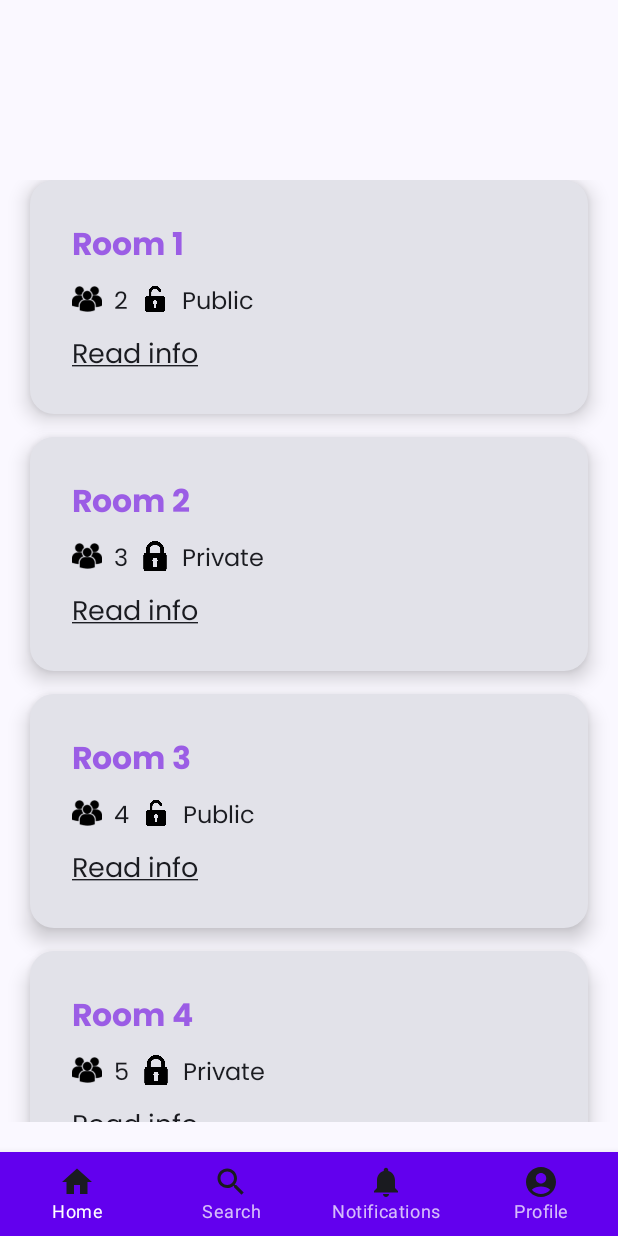
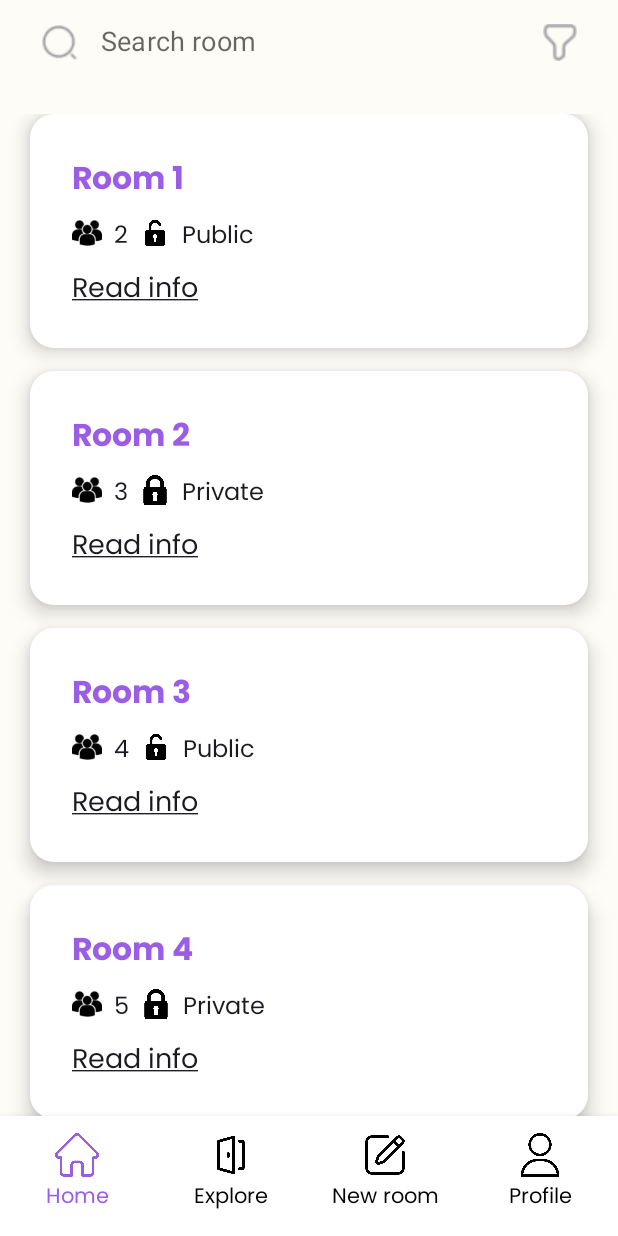
Before and after one commit to Ruslan794/HabiBoo, an Android app built with Jetpack Compose: the screen it shows after launch (MainActivity), after a tap on "Forgot Password?", on a phone screen of 412 x 824 dp. Run offline under Robolectric (Android 15) with nearby library versions, the phone set to English and light mode, and no system bars; our stand-ins replace Dagger/Hilt's generated code, livedata-compose; pictures from the network do not load.

Commit message:
HomeScreen Zwischenergebnis 3

```diff
--- a/app/src/main/java/com/example/habiboo/common/RoomCard.kt
+++ b/app/src/main/java/com/example/habiboo/common/RoomCard.kt
@@ -22,6 +22,7 @@ import androidx.compose.material3.Text
 import androidx.compose.runtime.Composable
 import androidx.compose.ui.Alignment
 import androidx.compose.ui.Modifier
+import androidx.compose.ui.graphics.Color
 import androidx.compose.ui.layout.ContentScale
 import androidx.compose.ui.platform.LocalContext
 import androidx.compose.ui.res.painterResource
@@ -44,6 +45,9 @@ fun RoomCard(room: Room, onRoomClick: (String) -> Unit) {
     Card(
         shape = RoundedCornerShape(16.dp),
         elevation = CardDefaults.cardElevation(defaultElevation = 8.dp),
+        colors = CardDefaults.cardColors(
+            containerColor = Color.White
+        ),
         modifier = Modifier
             .fillMaxWidth()
             .clickable { onRoomClick(room.id) }
@@ -55,7 +59,9 @@ fun RoomCard(room: Room, onRoomClick: (String) -> Unit) {
                 .fillMaxSize()
                 .padding(16.dp)
         ) {
-            Column(modifier = Modifier.fillMaxHeight().padding(12.dp)) {
+            Column(modifier = Modifier
+                .fillMaxHeight()
+                .padding(12.dp)) {
 
                 Text(
                     text = room.name,
@@ -118,7 +124,9 @@ fun RoomCard(room: Room, onRoomClick: (String) -> Unit) {
                     .crossfade(true)
                     .build(),
                 contentDescription = "Loaded Image",
-                modifier = Modifier.fillMaxSize().padding(end = 10.dp),
+                modifier = Modifier
+                    .fillMaxSize()
+                    .padding(end = 10.dp),
                 contentScale = ContentScale.FillHeight
             )
         }
--- /dev/null
+++ b/app/src/main/java/com/example/habiboo/common/SearchBar.kt
@@ -0,0 +1,72 @@
+package com.example.habiboo.common
+
+import androidx.compose.foundation.Image
+import androidx.compose.foundation.layout.fillMaxWidth
+import androidx.compose.foundation.layout.height
+import androidx.compose.foundation.layout.padding
+import androidx.compose.foundation.layout.width
+import androidx.compose.foundation.text.KeyboardActions
+import androidx.compose.foundation.text.KeyboardOptions
+import androidx.compose.material.OutlinedTextField
+import androidx.compose.material.Text
+import androidx.compose.material.TextFieldDefaults
+import androidx.compose.runtime.Composable
+import androidx.compose.ui.Modifier
+import androidx.compose.ui.graphics.Color
+import androidx.compose.ui.layout.ContentScale
+import androidx.compose.ui.res.painterResource
+import androidx.compose.ui.text.input.ImeAction
+import androidx.compose.ui.unit.dp
+import androidx.compose.ui.unit.sp
+import com.example.habiboo.R
+
+@Composable
+fun SearchBar() {
+    val iconSize = 35.dp
+    val colors = TextFieldDefaults.outlinedTextFieldColors(
+        textColor = Color.Black,
+        disabledTextColor = Color.Transparent,
+        backgroundColor = Color.Transparent,  // Set background to transparent
+        focusedBorderColor = Color.Transparent,
+        unfocusedBorderColor = Color.Transparent,
+        disabledBorderColor = Color.Transparent
+    )
+
+    OutlinedTextField(
+        value = "",
+        onValueChange = { },
+        leadingIcon = {
+            Image(
+                painter = painterResource(R.drawable.search_icon),
+                contentDescription = "Search icon",
+                modifier = Modifier
+                    .height(iconSize)
+                    .width(iconSize)
+                    .padding(5.dp),
+                contentScale = ContentScale.Fit,
+            )
+        },
+        trailingIcon = {
+            Image(
+                painter = painterResource(R.drawable.filter_icon),
+                contentDescription = "Filter icon",
+                modifier = Modifier
+                    .height(iconSize)
+                    .width(iconSize)
+                    .padding(5.dp),
+                contentScale = ContentScale.Fit,
+            )
+        },
+        placeholder = { Text("Search room", fontSize = 18.sp) },
+        singleLine = true,
+        colors = colors,
+        modifier = Modifier
+            .fillMaxWidth()
+            .height(56.dp)
+            .padding(horizontal = 15.dp),  // Adjust horizontal padding if necessary
+        keyboardOptions = KeyboardOptions.Default.copy(imeAction = ImeAction.Search),
+        keyboardActions = KeyboardActions(onSearch = {
+            // Define the action on search press
+        })
+    )
+}
--- a/app/src/main/java/com/example/habiboo/presentation/navigation/BottomNavigation.kt
+++ b/app/src/main/java/com/example/habiboo/presentation/navigation/BottomNavigation.kt
@@ -1,49 +1,88 @@
 package com.example.habiboo.presentation.navigation
 
+import androidx.compose.foundation.Image
+import androidx.compose.foundation.layout.Box
+import androidx.compose.foundation.layout.fillMaxSize
+import androidx.compose.foundation.layout.height
+import androidx.compose.foundation.layout.padding
+import androidx.compose.foundation.layout.width
 import androidx.compose.material.BottomNavigation
 import androidx.compose.material.BottomNavigationItem
 import androidx.compose.material.Text
-import androidx.compose.material.icons.Icons
-import androidx.compose.material.icons.filled.AccountCircle
-import androidx.compose.material.icons.filled.Home
-import androidx.compose.material.icons.filled.Notifications
-import androidx.compose.material.icons.filled.Search
-import androidx.compose.material3.Icon
-import androidx.compose.material3.NavigationBar
 import androidx.compose.runtime.Composable
-import androidx.compose.ui.graphics.vector.ImageVector
+import androidx.compose.runtime.getValue
+import androidx.compose.ui.Alignment
+import androidx.compose.ui.Modifier
+import androidx.compose.ui.graphics.Color
+import androidx.compose.ui.graphics.ColorFilter
+import androidx.compose.ui.layout.ContentScale
+import androidx.compose.ui.res.painterResource
+import androidx.compose.ui.unit.dp
+import androidx.compose.ui.unit.sp
 import androidx.navigation.NavController
 import androidx.navigation.compose.currentBackStackEntryAsState
+import com.example.habiboo.R
+import com.example.habiboo.presentation.theme.mainPurple
+import com.example.habiboo.presentation.theme.mainTextStyleMin
 
 
-data class NavigationItem(val route: String, val icon: ImageVector, val title: String)
+data class NavigationItem(val route: String, val icon: Int, val title: String)
 
 val items = listOf(
-    NavigationItem(NavDestination.Home.route, Icons.Filled.Home, "Home"),
-    NavigationItem("search", Icons.Filled.Search, "Search"),
-    NavigationItem("notifications", Icons.Filled.Notifications, "Notifications"),
-    NavigationItem("profile", Icons.Filled.AccountCircle, "Profile")
+    NavigationItem(NavDestination.Home.route, R.drawable.home_icon, "Home"),
+    NavigationItem("", R.drawable.comunity_icon, "Explore"),
+    NavigationItem("", R.drawable.new_room_icon, "New room"),
+    NavigationItem("", R.drawable.profile_icon, "Profile")
 )
 
 @Composable
 fun BottomNavigationBar(navController: NavController) {
-    BottomNavigation {
-        val navBackStackEntry = navController.currentBackStackEntryAsState()
-        val currentRoute = navBackStackEntry.value?.destination?.route
+
+    Box(modifier = Modifier.fillMaxSize(), contentAlignment = Alignment.BottomCenter) {
+
+        BottomNavigation(
+            backgroundColor = Color.White,
+            contentColor = Color.White,
+            modifier = Modifier.height(80.dp)
+        ) {
+            val navBackStackEntry by navController.currentBackStackEntryAsState()
+            val currentRoute = navBackStackEntry?.destination?.route
             items.forEach { item ->
                 BottomNavigationItem(
-                icon = { Icon(item.icon, contentDescription = null) },
-                label = { Text(item.title) },
+                    icon = {
+                        Image(
+                            painter = painterResource(item.icon),
+                            contentDescription = "Bottom navigation Image",
+                            modifier = Modifier
+                                .height(40.dp)
+                                .width(40.dp)
+                                .padding(5.dp),
+                            contentScale = ContentScale.Fit,
+                            colorFilter = if (currentRoute == item.route) ColorFilter.tint(
+                                mainPurple
+                            )
+                            else ColorFilter.tint(Color.Black)
+                        )
+                    },
+                    label = {
+                        Text(
+                            item.title,
+                            style = mainTextStyleMin,
+                            fontSize = 14.sp,
+                        )
+                    },
                     selected = currentRoute == item.route,
                     onClick = {
                         navController.navigate(item.route) {
-                        // Avoid multiple copies of the same destination
                             launchSingleTop = true
-                        // Restore state when revisiting a previously visited screen
                             restoreState = true
                         }
-                }
+                    },
+                    selectedContentColor = mainPurple,
+                    unselectedContentColor = Color.Black,
+                    modifier = Modifier.padding(vertical = 6.dp),
                 )
             }
         }
     }
+}
--- a/app/src/main/java/com/example/habiboo/presentation/screens/homescreen/HomeScreen.kt
+++ b/app/src/main/java/com/example/habiboo/presentation/screens/homescreen/HomeScreen.kt
@@ -1,11 +1,9 @@
 package com.example.habiboo.presentation.screens.homescreen
 
-import androidx.compose.foundation.Image
-import androidx.compose.foundation.clickable
+import androidx.compose.foundation.background
 import androidx.compose.foundation.layout.Arrangement
 import androidx.compose.foundation.layout.Box
 import androidx.compose.foundation.layout.Column
-import androidx.compose.foundation.layout.Row
 import androidx.compose.foundation.layout.Spacer
 import androidx.compose.foundation.layout.fillMaxSize
 import androidx.compose.foundation.layout.fillMaxWidth
@@ -14,77 +12,56 @@ import androidx.compose.foundation.layout.padding
 import androidx.compose.foundation.layout.size
 import androidx.compose.foundation.lazy.LazyColumn
 import androidx.compose.foundation.lazy.items
-import androidx.compose.foundation.shape.RoundedCornerShape
-import androidx.compose.material3.Button
-import androidx.compose.material3.Card
-import androidx.compose.material3.CardDefaults
-import androidx.compose.material3.FloatingActionButton
-import androidx.compose.material3.Icon
-import androidx.compose.material3.MaterialTheme
-import androidx.compose.material3.Scaffold
 import androidx.compose.material3.Text
 import androidx.compose.runtime.Composable
 import androidx.compose.runtime.livedata.observeAsState
 import androidx.compose.ui.Alignment
 import androidx.compose.ui.Modifier
-import androidx.compose.ui.draw.clip
-import androidx.compose.ui.graphics.vector.ImageVector
-import androidx.compose.ui.res.painterResource
-import androidx.compose.ui.res.vectorResource
-import androidx.compose.ui.text.font.FontWeight
+import androidx.compose.ui.graphics.Color
 import androidx.compose.ui.unit.dp
-import androidx.compose.ui.unit.sp
 import androidx.lifecycle.viewmodel.compose.viewModel
-import androidx.navigation.NavHost
 import androidx.navigation.NavHostController
-import androidx.navigation.compose.rememberNavController
-import com.example.habiboo.R
 import com.example.habiboo.common.RoomCard
-import com.example.habiboo.domain.model.Habit
+import com.example.habiboo.common.SearchBar
 import com.example.habiboo.domain.model.Room
 import com.example.habiboo.presentation.navigation.BottomNavigationBar
-import com.example.habiboo.presentation.navigation.NavDestination
-import com.example.habiboo.presentation.theme.PrimaryTextDark
+import com.example.habiboo.presentation.theme.backgroundWhite
 
 @Composable
 fun HomeScreen(navController: NavHostController, vm: HomeScreenViewModel = viewModel()) {
 
     val roomsState = vm.rooms.observeAsState()
-    val onAddBtnClicked  = {  navController.navigate(NavDestination.AddHabit.route)  }
 
-    Scaffold(
-        topBar = { TopBar() },
-        bottomBar = { BottomNavigationBar(navController) },
-        content = { padding ->
-            Column(
+    Box(
         modifier = Modifier
             .fillMaxSize()
-                    .padding(padding)
+            .background(backgroundWhite)
     ) {
+
+        Box(
+            modifier = Modifier
+                .fillMaxWidth()
+                .height(56.dp)
+                .background(Color.Transparent),
+            contentAlignment = Alignment.TopCenter
+        ) {
+            SearchBar()
+        }
+
         if (roomsState.value?.isEmpty() == true) {
             EmptyListPlaceHolder()
         } else {
             roomsState.value?.let {
-
-                        RoomList(it,
+                RoomList(
+                    it,
                     onRoomClick = { habitId ->
-                     //   navController.navigate(NavDestination.A.createRoute(habitId))
-                    })  }
+                        // navController.navigate(NavDestination.A.createRoute(habitId))
+                    },
+                )
             }
         }
-        }
-    )
 
-}
-
-@Composable
-fun TopBar() {
-    Box(
-        modifier = Modifier
-            .fillMaxWidth()
-            .height(100.dp)
-    )
-    {
+        BottomNavigationBar(navController = navController)
 
     }
 }
@@ -95,6 +72,7 @@ fun RoomList(rooms: List<Room>, onRoomClick: (String) -> Unit) {
         modifier = Modifier
             .fillMaxSize()
             .padding(20.dp)
+            .padding(vertical = 56.dp)
     )
     {
         items(rooms) { r ->
@@ -104,61 +82,12 @@ fun RoomList(rooms: List<Room>, onRoomClick: (String) -> Unit) {
     }
 }
 
-
-
-
-@Composable
-fun HabitCard(habit: Habit,  onHabitClick: (String) -> Unit) {
-
-    val image = if (habit.currentStreak < 3) R.drawable.poop_icon
-                else R.drawable.fire_icon
-
-
-    Card(
-        shape = RoundedCornerShape(16.dp),
-        elevation = CardDefaults.cardElevation(defaultElevation = 8.dp),
-        modifier = Modifier
-            .fillMaxWidth()
-            .clickable { onHabitClick(habit.id.toString())}
-    ) {
-        Row(
-            horizontalArrangement = Arrangement.SpaceBetween,
-            verticalAlignment = Alignment.CenterVertically,
-            modifier = Modifier
-                .fillMaxSize()
-                .padding(16.dp)
-        ) {
-            Text(
-                text = habit.name,
-                style = MaterialTheme.typography.bodyLarge.copy(fontSize = 18.sp),
-            )
-            Box(
-                contentAlignment = Alignment.Center,
-                modifier = Modifier
-                    .size(48.dp)
-            ) {
-                Image(
-                    painter = painterResource(id = image),
-                    contentDescription = "Fire Icon",
-                    modifier = Modifier.size(48.dp)
-                )
-                Text(
-                    text = habit.currentStreak.toString(),
-                    fontSize = 16.sp,
-                    fontWeight = FontWeight.Bold,
-                    color = PrimaryTextDark,
-                    modifier = Modifier
-                        .padding(top = 20.dp, start = 4.dp, end = 4.dp, bottom = 4.dp)
-                )
-            }
-        }
-    }
-}
-
 @Composable
 fun EmptyListPlaceHolder() {
     Column(
-        modifier = Modifier.fillMaxSize(),
+        modifier = Modifier
+            .padding(bottom = 56.dp)
+            .fillMaxSize(),
         verticalArrangement = Arrangement.Center,
         horizontalAlignment = Alignment.CenterHorizontally
     ) {
@@ -167,17 +96,3 @@ fun EmptyListPlaceHolder() {
         Spacer(modifier = Modifier.height(20.dp))
     }
 }
-
-@Composable
-fun AddHabitButton(onAddBtnClicked:() -> Unit) {
-    FloatingActionButton(
-        onClick = { onAddBtnClicked() },
-        modifier = Modifier.clip(RoundedCornerShape(100.dp))
-    ) {
-        Icon(
-            imageVector = ImageVector.vectorResource(id = R.drawable.add_baseline),
-            contentDescription = "Add Habit",
-            tint = MaterialTheme.colorScheme.onPrimary
-        )
-    }
-}
--- a/app/src/main/java/com/example/habiboo/presentation/screens/loginscreen/LoginScreen.kt
+++ b/app/src/main/java/com/example/habiboo/presentation/screens/loginscreen/LoginScreen.kt
@@ -31,13 +31,14 @@ import androidx.compose.ui.unit.sp
 import androidx.lifecycle.viewmodel.compose.viewModel
 import androidx.navigation.NavHostController
 import com.example.habiboo.R
+import com.example.habiboo.presentation.navigation.BottomNavigationBar
 import com.example.habiboo.presentation.navigation.NavDestination
 import com.example.habiboo.presentation.theme.SulphurPoint
+import com.example.habiboo.presentation.theme.backgroundWhite
 import com.example.habiboo.presentation.theme.mainBlack
 import com.example.habiboo.presentation.theme.mainPurple
 import com.example.habiboo.presentation.theme.mainRose
 import com.example.habiboo.presentation.theme.mainTextStyleMin
-import com.example.habiboo.presentation.theme.mainWhite
 
 
 @Composable
@@ -95,7 +96,7 @@ fun LoginScreen(navController: NavHostController, vm: LoginScreenViewModel = vie
 
             Column(
                 modifier = Modifier
-                    .background(color = mainWhite, shape = RoundedCornerShape(10.dp))
+                    .background(color = backgroundWhite, shape = RoundedCornerShape(10.dp))
                     .padding(horizontal = 15.dp, vertical = 25.dp)
             )
             {
@@ -144,7 +145,6 @@ fun LoginScreen(navController: NavHostController, vm: LoginScreenViewModel = vie
                     Text("Sign up", style = mainTextStyleMin, fontSize = 16.sp)
                 }
             }
-
         }
     }
 }
--- a/app/src/main/java/com/example/habiboo/presentation/theme/Color.kt
+++ b/app/src/main/java/com/example/habiboo/presentation/theme/Color.kt
@@ -6,7 +6,7 @@ import androidx.compose.ui.graphics.Color
 
 
 
-val mainWhite = Color(0xFFFDFCF7)
+val backgroundWhite = Color(0xFFFDFCF7)
 val mainBlack = Color(0xFF212529)
 val mainPurple = Color(0xFF9B5DE5)
 val mainRose= Color(0xFFE22D93)
```
Also changed, not shown: app/src/main/res/drawable/comunity_icon.png (added), app/src/main/res/drawable/filter_icon.png (added), app/src/main/res/drawable/home_icon.png (added), app/src/main/res/drawable/new_room_icon.png (added), app/src/main/res/drawable/profile_icon.png (added), app/src/main/res/drawable/search_icon.png (added). Lines whose indentation alone changed are shown as unchanged.
